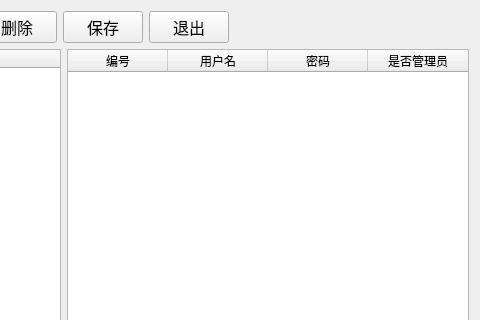
Above: user.ui from histest/his before the change; both pictures show x 206 to 686 and y 0 to 320 of the 686 by 498 pixel window. Below: the same form after it.
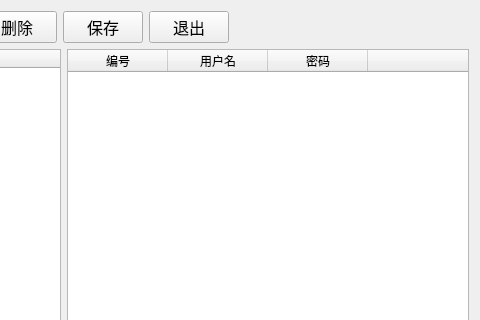
That is the form after the change.

What changed in the file:
```diff
--- a/user.ui
+++ b/user.ui
@@ -184,7 +184,7 @@
          </column>
          <column>
           <property name="text">
-           <string>是否管理员</string>
+           <string/>
           </property>
          </column>
         </widget>
```
